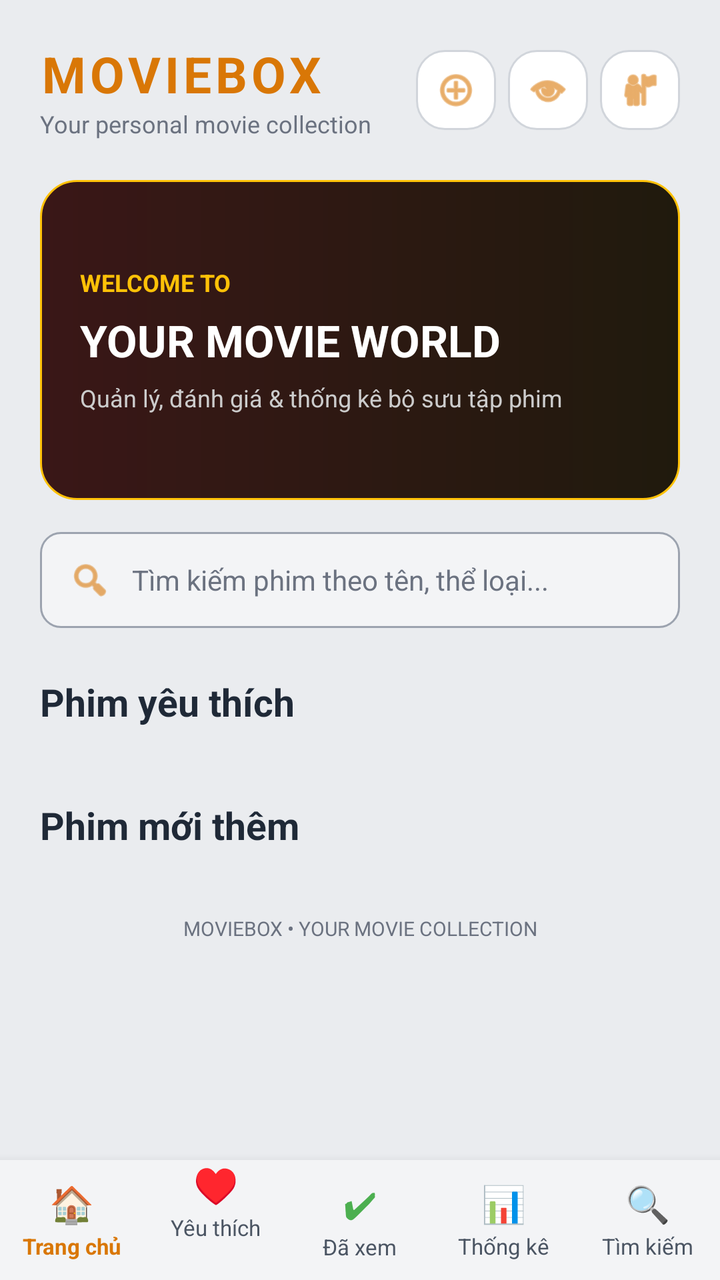
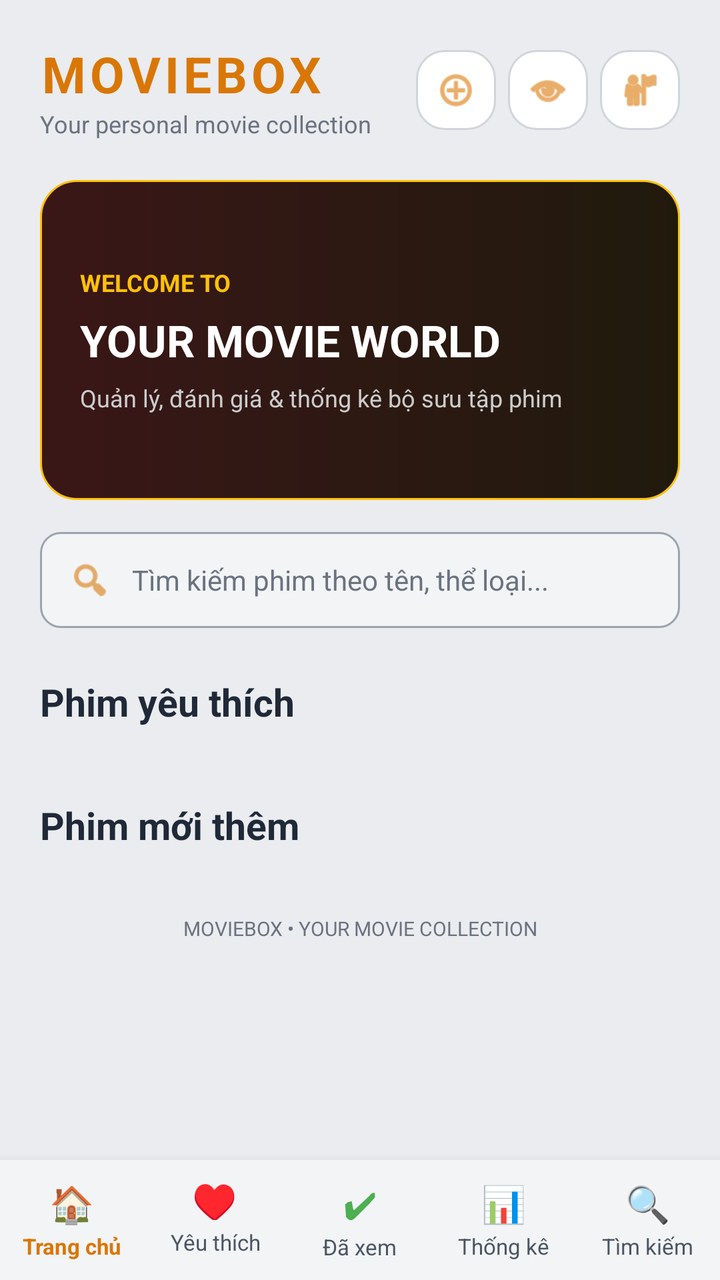

An Android layout rendered at two revisions. The XML below is the earlier revision; the diff shows what the commit changed to produce the second picture.
<!-- AndroidManifest.xml: application theme Theme.QuanliPhim -->
<!-- res/layout/activity_main.xml -->
<?xml version="1.0" encoding="utf-8"?>
<LinearLayout
    xmlns:android="http://schemas.android.com/apk/res/android"
    xmlns:app="http://schemas.android.com/apk/res-auto"
    android:id="@+id/mainRoot"
    android:layout_width="match_parent"
    android:layout_height="match_parent"
    android:background="@color/bg_main"
    android:orientation="vertical">

    <androidx.core.widget.NestedScrollView
        android:id="@+id/mainScrollView"
        android:layout_width="match_parent"
        android:layout_height="0dp"
        android:layout_weight="1"
        android:fillViewport="true">

        <LinearLayout
            android:layout_width="match_parent"
            android:layout_height="wrap_content"
            android:orientation="vertical"
            android:padding="20dp">

            
            <LinearLayout
                android:layout_width="match_parent"
                android:layout_height="wrap_content"
                android:gravity="center_vertical"
                android:orientation="horizontal">

                <LinearLayout
                    android:layout_width="0dp"
                    android:layout_height="wrap_content"
                    android:layout_weight="1"
                    android:orientation="vertical">

                    <TextView
                        android:layout_width="wrap_content"
                        android:layout_height="wrap_content"
                        android:text="MOVIEBOX"
                        android:textColor="@color/accent_gold"
                        android:textSize="25sp"
                        android:textStyle="bold"
                        android:letterSpacing="0.08"/>

                    <TextView
                        android:layout_width="wrap_content"
                        android:layout_height="wrap_content"
                        android:text="Your personal movie collection"
                        android:textColor="@color/text_sub"
                        android:textSize="12sp"/>
                </LinearLayout>

                <LinearLayout
                    android:layout_width="wrap_content"
                    android:layout_height="wrap_content"
                    android:orientation="horizontal"
                    android:gravity="center_vertical">

                    <ImageView
                        android:id="@+id/btnAddMovie"
                        android:layout_width="40dp"
                        android:layout_height="40dp"
                        android:src="@android:drawable/ic_menu_add"
                        android:background="@drawable/bg_movie_item"
                        android:padding="9dp"
                        app:tint="@color/accent_gold"
                        android:layout_marginEnd="6dp"
                        android:contentDescription="Thêm phim"/>

                    <ImageView
                        android:id="@+id/btnThemeToggle"
                        android:layout_width="40dp"
                        android:layout_height="40dp"
                        android:src="@android:drawable/ic_menu_view"
                        android:background="@drawable/bg_movie_item"
                        android:padding="9dp"
                        app:tint="@color/accent_gold"
                        android:layout_marginEnd="6dp"
                        android:contentDescription="Đổi giao diện Sáng / Tối"/>

                    <ImageView
                        android:id="@+id/btnProfile"
                        android:layout_width="40dp"
                        android:layout_height="40dp"
                        android:src="@android:drawable/ic_menu_myplaces"
                        android:background="@drawable/bg_movie_item"
                        android:padding="9dp"
                        app:tint="@color/accent_gold"
                        android:contentDescription="Cá nhân và Cài đặt"/>
                </LinearLayout>
            </LinearLayout>

            
            <LinearLayout
                android:layout_width="match_parent"
                android:layout_height="160dp"
                android:layout_marginTop="20dp"
                android:background="@drawable/bg_banner"
                android:gravity="center_vertical"
                android:orientation="vertical"
                android:padding="20dp">

                <TextView
                    android:layout_width="wrap_content"
                    android:layout_height="wrap_content"
                    android:text="WELCOME TO"
                    android:textColor="#FFC107"
                    android:textSize="12sp"
                    android:textStyle="bold"/>

                <TextView
                    android:layout_width="wrap_content"
                    android:layout_height="wrap_content"
                    android:layout_marginTop="6dp"
                    android:text="YOUR MOVIE WORLD"
                    android:textColor="#FFFFFF"
                    android:textSize="22sp"
                    android:textStyle="bold"/>

                <TextView
                    android:layout_width="wrap_content"
                    android:layout_height="wrap_content"
                    android:layout_marginTop="6dp"
                    android:text="Quản lý, đánh giá &amp; thống kê bộ sưu tập phim"
                    android:textColor="#CCCCCC"
                    android:textSize="12sp"/>

            </LinearLayout>

            
            <LinearLayout
                android:id="@+id/btnOpenSearch"
                android:layout_width="match_parent"
                android:layout_height="48dp"
                android:layout_marginTop="16dp"
                android:background="@drawable/bg_edittext"
                android:gravity="center_vertical"
                android:orientation="horizontal"
                android:paddingHorizontal="14dp"
                android:clickable="true"
                android:focusable="true">

                <ImageView
                    android:layout_width="22dp"
                    android:layout_height="22dp"
                    android:src="@android:drawable/ic_menu_search"
                    app:tint="@color/accent_gold"
                    android:contentDescription="Icon Tìm kiếm"/>

                <TextView
                    android:layout_width="wrap_content"
                    android:layout_height="wrap_content"
                    android:layout_marginStart="10dp"
                    android:text="Tìm kiếm phim theo tên, thể loại..."
                    android:textColor="@color/text_sub"
                    android:textSize="14sp"/>
            </LinearLayout>

            
            <TextView
                android:layout_width="match_parent"
                android:layout_height="wrap_content"
                android:layout_marginTop="24dp"
                android:text="Phim yêu thích"
                android:textColor="@color/text_primary"
                android:textSize="19sp"
                android:textStyle="bold"/>

            <TextView
                android:id="@+id/tvFavoriteEmpty"
                android:layout_width="match_parent"
                android:layout_height="wrap_content"
                android:text="Chưa có phim yêu thích"
                android:textColor="@color/text_sub"
                android:padding="12dp"
                android:visibility="gone"/>

            <androidx.recyclerview.widget.RecyclerView
                android:id="@+id/rvFavoriteMovies"
                android:layout_width="match_parent"
                android:layout_height="wrap_content"
                android:layout_marginTop="12dp"
                android:nestedScrollingEnabled="false"/>

            
            <TextView
                android:layout_width="match_parent"
                android:layout_height="wrap_content"
                android:layout_marginTop="24dp"
                android:text="Phim mới thêm"
                android:textColor="@color/text_primary"
                android:textSize="19sp"
                android:textStyle="bold"/>

            <TextView
                android:id="@+id/tvEmpty"
                android:layout_width="match_parent"
                android:layout_height="wrap_content"
                android:gravity="center"
                android:padding="25dp"
                android:text="Chưa có phim nào. Hãy thêm phim mới!"
                android:textColor="@color/text_sub"
                android:textSize="14sp"
                android:visibility="gone"/>

            <androidx.recyclerview.widget.RecyclerView
                android:id="@+id/rvMovies"
                android:layout_width="match_parent"
                android:layout_height="wrap_content"
                android:layout_marginTop="12dp"
                android:nestedScrollingEnabled="false"/>

            <TextView
                android:layout_width="match_parent"
                android:layout_height="wrap_content"
                android:gravity="center"
                android:layout_marginTop="20dp"
                android:layout_marginBottom="20dp"
                android:text="MOVIEBOX • YOUR MOVIE COLLECTION"
                android:textColor="@color/text_sub"
                android:textSize="10sp"/>
        </LinearLayout>
    </androidx.core.widget.NestedScrollView>

    
    <LinearLayout
        android:id="@+id/bottomNavContainer"
        android:layout_width="match_parent"
        android:layout_height="60dp"
        android:background="@color/bottom_nav_bg"
        android:orientation="horizontal"
        android:gravity="center_vertical"
        android:elevation="8dp">

        
        <LinearLayout
            android:id="@+id/btnNavHome"
            android:layout_width="0dp"
            android:layout_height="match_parent"
            android:layout_weight="1"
            android:gravity="center"
            android:orientation="vertical"
            android:clickable="true"
            android:focusable="true"
            android:background="?attr/selectableItemBackground">

            <TextView
                android:layout_width="wrap_content"
                android:layout_height="wrap_content"
                android:text="🏠"
                android:textSize="18sp"/>

            <TextView
                android:layout_width="wrap_content"
                android:layout_height="wrap_content"
                android:text="Trang chủ"
                android:textColor="@color/accent_gold"
                android:textSize="11sp"
                android:layout_marginTop="2dp"
                android:textStyle="bold"/>
        </LinearLayout>

        
        <LinearLayout
            android:id="@+id/btnNavFavorites"
            android:layout_width="0dp"
            android:layout_height="match_parent"
            android:layout_weight="1"
            android:gravity="center"
            android:orientation="vertical"
            android:clickable="true"
            android:focusable="true"
            android:background="?attr/selectableItemBackground">

            <TextView
                android:layout_width="wrap_content"
                android:layout_height="wrap_content"
                android:text="♥"
                android:textColor="#E91E63"
                android:textSize="18sp"/>

            <TextView
                android:layout_width="wrap_content"
                android:layout_height="wrap_content"
                android:text="Yêu thích"
                android:textColor="@color/text_secondary"
                android:textSize="11sp"
                android:layout_marginTop="2dp"/>
            <TextView
                android:id="@+id/btnQuickStats"
                android:layout_width="0dp"
                android:layout_height="wrap_content"
                android:layout_weight="1"
                android:text="📊 Thống kê"
                android:textColor="@color/text_primary"
                android:textSize="13sp"
                android:textStyle="bold"
                android:gravity="center"
                android:maxLines="1"
                android:singleLine="true"
                android:background="@drawable/bg_movie_item"
                android:paddingVertical="12dp"
                android:layout_marginEnd="4dp"
                android:clickable="true"
                android:focusable="true"/>

            <TextView
                android:id="@+id/btnQuickFavorites"
                android:layout_width="0dp"
                android:layout_height="wrap_content"
                android:layout_weight="1"
                android:text="♥ Yêu thích"
                android:textColor="@color/text_primary"
                android:textSize="13sp"
                android:textStyle="bold"
                android:gravity="center"
                android:maxLines="1"
                android:singleLine="true"
                android:background="@drawable/bg_movie_item"
                android:paddingVertical="12dp"
                android:layout_marginHorizontal="4dp"
                android:clickable="true"
                android:focusable="true"/>

            <TextView
                android:id="@+id/btnQuickWatched"
                android:layout_width="0dp"
                android:layout_height="wrap_content"
                android:layout_weight="1"
                android:text="✔ Đã xem"
                android:textColor="@color/text_primary"
                android:textSize="13sp"
                android:textStyle="bold"
                android:gravity="center"
                android:maxLines="1"
                android:singleLine="true"
                android:background="@drawable/bg_movie_item"
                android:paddingVertical="12dp"
                android:layout_marginStart="4dp"
                android:clickable="true"
                android:focusable="true"/>
        </LinearLayout>

        
        <LinearLayout
            android:id="@+id/btnNavWatched"
            android:layout_width="0dp"
            android:layout_height="match_parent"
            android:layout_weight="1"
            android:gravity="center"
            android:orientation="vertical"
            android:clickable="true"
            android:focusable="true"
            android:background="?attr/selectableItemBackground">

            <TextView
                android:layout_width="wrap_content"
                android:layout_height="wrap_content"
                android:text="✔"
                android:textColor="#4CAF50"
                android:textSize="18sp"/>

            <TextView
                android:layout_width="wrap_content"
                android:layout_height="wrap_content"
                android:text="Đã xem"
                android:textColor="@color/text_secondary"
                android:textSize="11sp"
                android:layout_marginTop="2dp"/>
        </LinearLayout>

        
        <LinearLayout
            android:id="@+id/btnNavStats"
            android:layout_width="0dp"
            android:layout_height="match_parent"
            android:layout_weight="1"
            android:gravity="center"
            android:orientation="vertical"
            android:clickable="true"
            android:focusable="true"
            android:background="?attr/selectableItemBackground">

            <TextView
                android:layout_width="wrap_content"
                android:layout_height="wrap_content"
                android:text="📊"
                android:textSize="18sp"/>

            <TextView
                android:layout_width="wrap_content"
                android:layout_height="wrap_content"
                android:text="Thống kê"
                android:textColor="@color/text_secondary"
                android:textSize="11sp"
                android:layout_marginTop="2dp"/>
        </LinearLayout>

        
        <LinearLayout
            android:id="@+id/btnNavSearch"
            android:layout_width="0dp"
            android:layout_height="match_parent"
            android:layout_weight="1"
            android:gravity="center"
            android:orientation="vertical"
            android:clickable="true"
            android:focusable="true"
            android:background="?attr/selectableItemBackground">

            <TextView
                android:layout_width="wrap_content"
                android:layout_height="wrap_content"
                android:text="🔍"
                android:textSize="18sp"/>

            <TextView
                android:layout_width="wrap_content"
                android:layout_height="wrap_content"
                android:text="Tìm kiếm"
                android:textColor="@color/text_secondary"
                android:textSize="11sp"
                android:layout_marginTop="2dp"/>
        </LinearLayout>

    </LinearLayout>

</LinearLayout>
<!-- resources referenced by this layout -->
<resources>
  <color name="accent_gold">#D97706</color>
  <color name="bg_main">#EAECEF</color>
  <color name="bottom_nav_bg">#F3F4F6</color>
  <color name="text_primary">#1F2937</color>
  <color name="text_secondary">#4B5563</color>
  <color name="text_sub">#6B7280</color>
  <!-- drawable bg_banner (drawable) -->
  <?xml version="1.0" encoding="utf-8"?>
  <shape xmlns:android="http://schemas.android.com/apk/res/android">
      <gradient
          android:startColor="#3A1717"
          android:endColor="#201A0D"
          android:angle="0"/>
      <corners android:radius="18dp"/>
      <stroke
          android:width="1dp"
          android:color="#FFC107"/>
  </shape>
  <!-- drawable bg_edittext (drawable) -->
  <?xml version="1.0" encoding="utf-8"?>
  <shape xmlns:android="http://schemas.android.com/apk/res/android">
      <solid android:color="@color/bg_edittext"/>
      <corners android:radius="10dp"/>
      <stroke
          android:width="1dp"
          android:color="@color/edittext_stroke"/>
  </shape>
  <!-- drawable bg_movie_item (drawable) -->
  <?xml version="1.0" encoding="utf-8"?>
  <shape xmlns:android="http://schemas.android.com/apk/res/android">
      <solid android:color="@color/bg_card"/>
      <corners android:radius="14dp"/>
      <stroke
          android:width="1dp"
          android:color="@color/bg_card_stroke"/>
  </shape>
  <style name="Theme.QuanliPhim" parent="Base.Theme.QuanliPhim" />
  <color name="bg_edittext">#F3F4F6</color>
  <color name="edittext_stroke">#9CA3AF</color>
  <color name="bg_card">#FFFFFF</color>
  <color name="bg_card_stroke">#D1D5DB</color>
  <style name="Base.Theme.QuanliPhim" parent="Theme.Material3.DayNight.NoActionBar">
          
          
      </style>
</resources>

<!-- the commit's change to res/layout/activity_main.xml (unified diff, before → after) -->
@@ -265,81 +265,82 @@
         <LinearLayout
             android:id="@+id/btnNavFavorites"
             android:layout_width="0dp"
-            android:layout_height="match_parent"
+            android:layout_height="44dp"
             android:layout_weight="1"
-            android:gravity="center"
-            android:orientation="vertical"
+            android:background="?attr/selectableItemBackground"
             android:clickable="true"
             android:focusable="true"
-            android:background="?attr/selectableItemBackground">
-
-            <TextView
-                android:layout_width="wrap_content"
-                android:layout_height="wrap_content"
+            android:gravity="center"
+            android:orientation="vertical">
+
+            <TextView
+                android:layout_width="24dp"
+                android:layout_height="22dp"
                 android:text="♥"
                 android:textColor="#E91E63"
-                android:textSize="18sp"/>
-
-            <TextView
-                android:layout_width="wrap_content"
-                android:layout_height="wrap_content"
-                android:text="Yêu thích"
-                android:textColor="@color/text_secondary"
-                android:textSize="11sp"
-                android:layout_marginTop="2dp"/>
+                android:textSize="18sp" />
+
             <TextView
                 android:id="@+id/btnQuickStats"
                 android:layout_width="0dp"
                 android:layout_height="wrap_content"
+                android:layout_marginEnd="4dp"
                 android:layout_weight="1"
+                android:background="@drawable/bg_movie_item"
+                android:clickable="true"
+                android:focusable="true"
+                android:gravity="center"
+                android:maxLines="1"
+                android:paddingVertical="12dp"
+                android:singleLine="true"
                 android:text="📊 Thống kê"
                 android:textColor="@color/text_primary"
                 android:textSize="13sp"
-                android:textStyle="bold"
+                android:textStyle="bold" />
+
+            <TextView
+                android:layout_width="wrap_content"
+                android:layout_height="wrap_content"
+                android:layout_marginTop="2dp"
+                android:text="Yêu thích"
+                android:textColor="@color/text_secondary"
+                android:textSize="11sp" />
+
+            <TextView
+                android:id="@+id/btnQuickFavorites"
+                android:layout_width="0dp"
+                android:layout_height="wrap_content"
+                android:layout_marginHorizontal="4dp"
+                android:layout_weight="1"
+                android:background="@drawable/bg_movie_item"
+                android:clickable="true"
+                android:focusable="true"
                 android:gravity="center"
                 android:maxLines="1"
+                android:paddingVertical="12dp"
                 android:singleLine="true"
-                android:background="@drawable/bg_movie_item"
-                android:paddingVertical="12dp"
-                android:layout_marginEnd="4dp"
-                android:clickable="true"
-                android:focusable="true"/>
-
-            <TextView
-                android:id="@+id/btnQuickFavorites"
-                android:layout_width="0dp"
-                android:layout_height="wrap_content"
-                android:layout_weight="1"
                 android:text="♥ Yêu thích"
                 android:textColor="@color/text_primary"
                 android:textSize="13sp"
-                android:textStyle="bold"
+                android:textStyle="bold" />
+
+            <TextView
+                android:id="@+id/btnQuickWatched"
+                android:layout_width="0dp"
+                android:layout_height="wrap_content"
+                android:layout_marginStart="4dp"
+                android:layout_weight="1"
+                android:background="@drawable/bg_movie_item"
+                android:clickable="true"
+                android:focusable="true"
                 android:gravity="center"
                 android:maxLines="1"
+                android:paddingVertical="12dp"
                 android:singleLine="true"
-                android:background="@drawable/bg_movie_item"
-                android:paddingVertical="12dp"
-                android:layout_marginHorizontal="4dp"
-                android:clickable="true"
-                android:focusable="true"/>
-
-            <TextView
-                android:id="@+id/btnQuickWatched"
-                android:layout_width="0dp"
-                android:layout_height="wrap_content"
-                android:layout_weight="1"
                 android:text="✔ Đã xem"
                 android:textColor="@color/text_primary"
                 android:textSize="13sp"
-                android:textStyle="bold"
-                android:gravity="center"
-                android:maxLines="1"
-                android:singleLine="true"
-                android:background="@drawable/bg_movie_item"
-                android:paddingVertical="12dp"
-                android:layout_marginStart="4dp"
-                android:clickable="true"
-                android:focusable="true"/>
+                android:textStyle="bold" />
         </LinearLayout>
 
         
